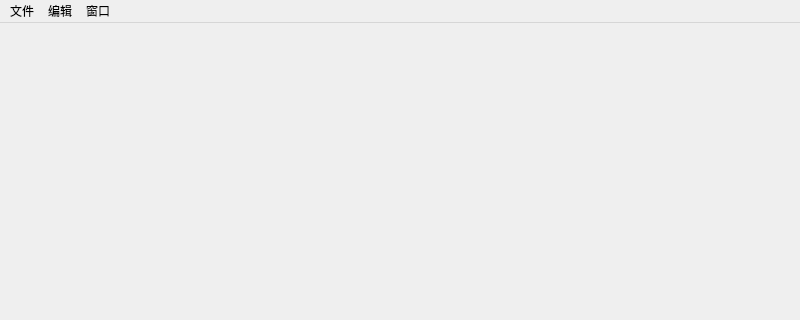
The window that flow_main.ui (yukuan1991/VSM) describes before a commit, drawn with Qt 5; both pictures show x 0 to 800 and y 0 to 320 of the 800 by 600 pixel window.
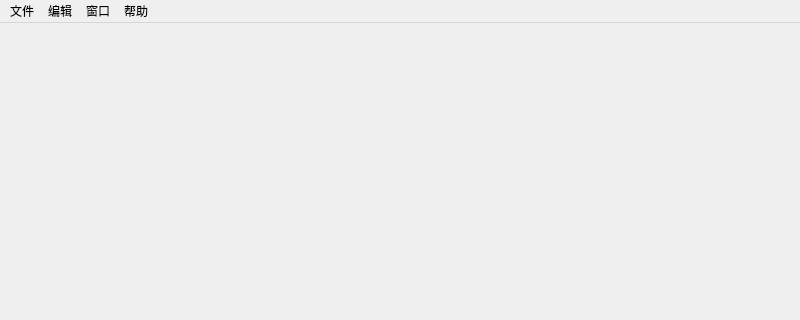
The same window after the commit. Icons and pictures are not drawn.

The edit to the form file:
```diff
--- a/flow_main.ui
+++ b/flow_main.ui
@@ -47,9 +47,16 @@
     </property>
     <addaction name="action_drawer"/>
    </widget>
+   <widget class="QMenu" name="menu">
+    <property name="title">
+     <string>帮助</string>
+    </property>
+    <addaction name="action_guide"/>
+   </widget>
    <addaction name="menu_file"/>
    <addaction name="menu_edit"/>
    <addaction name="menu_window"/>
+   <addaction name="menu"/>
   </widget>
   <widget class="QStatusBar" name="statusbar"/>
   <action name="action_file_new">
```
Left out of the diff: 8 changed lines with no effect on the pictures.
